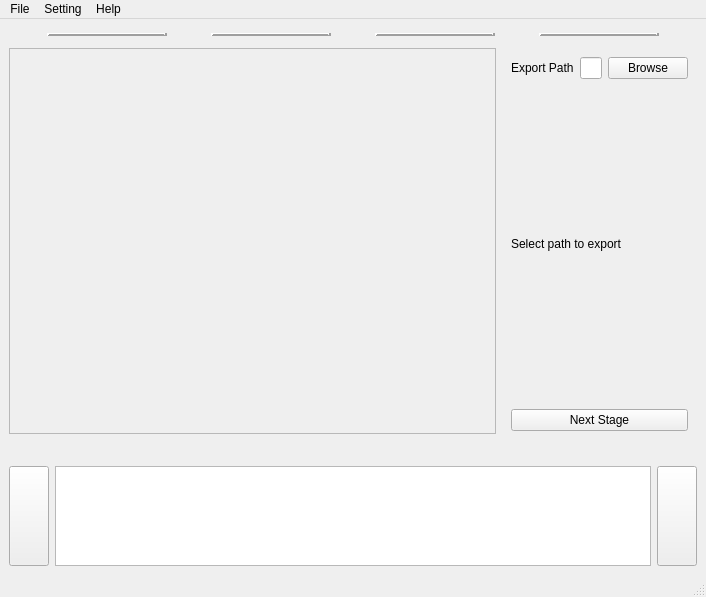
Before: the Qt Designer form src/resources/ui/main.ui in TUD-IMB/Crackpot, drawn with Qt 5.
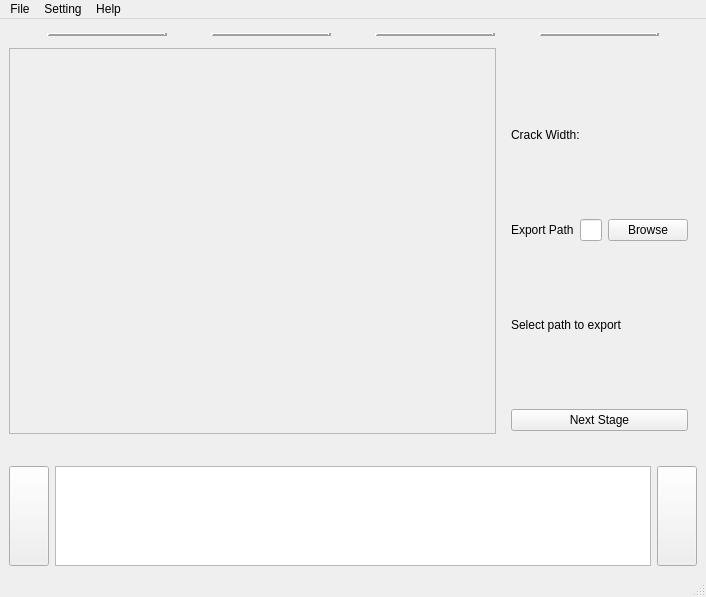
After: the same form once the commit is applied. The open tabs and pages were chosen to show the change. Icons and pictures are not drawn.

Commit message: Add crack width calculation.

The edit to the form file:
```diff
--- a/src/resources/ui/main.ui
+++ b/src/resources/ui/main.ui
@@ -885,6 +885,24 @@
              <layout class="QVBoxLayout" name="verticalLayout_11">
               <item>
                <layout class="QVBoxLayout" name="verticalLayout_10">
+                <item>
+                 <layout class="QHBoxLayout" name="horizontalLayout_15">
+                  <item>
+                   <widget class="QLabel" name="label_11">
+                    <property name="text">
+                     <string>Crack Width:</string>
+                    </property>
+                   </widget>
+                  </item>
+                  <item>
+                   <widget class="QLabel" name="crackWidthLabel">
+                    <property name="text">
+                     <string/>
+                    </property>
+                   </widget>
+                  </item>
+                 </layout>
+                </item>
                 <item>
                  <layout class="QHBoxLayout" name="horizontalLayout_10">
                   <item>
```
Left out of the diff: 2 changed lines with no effect on the pictures. The commit also changes 3 other files.
